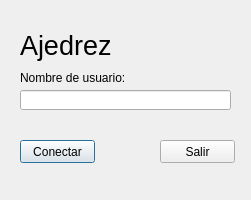
The window that loby.ui (nineteen002/ajedrez) describes before a commit, drawn with Qt 5.
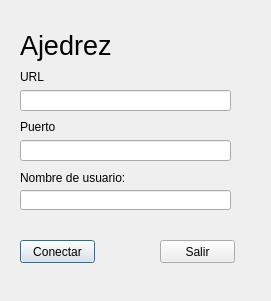
The same window after the commit.

The edit to the form file:
```diff
--- a/loby.ui
+++ b/loby.ui
@@ -6,8 +6,8 @@
    <rect>
     <x>0</x>
     <y>0</y>
-    <width>251</width>
-    <height>200</height>
+    <width>271</width>
+    <height>301</height>
    </rect>
   </property>
   <property name="windowTitle">
@@ -35,7 +35,7 @@
    <property name="geometry">
     <rect>
      <x>20</x>
-     <y>90</y>
+     <y>190</y>
      <width>211</width>
      <height>20</height>
     </rect>
@@ -45,7 +45,7 @@
    <property name="geometry">
     <rect>
      <x>20</x>
-     <y>70</y>
+     <y>170</y>
      <width>131</width>
      <height>16</height>
     </rect>
@@ -70,7 +70,7 @@
    <property name="geometry">
     <rect>
      <x>20</x>
-     <y>140</y>
+     <y>240</y>
      <width>75</width>
      <height>23</height>
     </rect>
@@ -83,7 +83,7 @@
    <property name="geometry">
     <rect>
      <x>160</x>
-     <y>140</y>
+     <y>240</y>
      <width>75</width>
      <height>23</height>
     </rect>
@@ -92,6 +92,52 @@
     <string>Salir</string>
    </property>
   </widget>
+  <widget class="QLineEdit" name="urlText">
+   <property name="geometry">
+    <rect>
+     <x>20</x>
+     <y>90</y>
+     <width>211</width>
+     <height>21</height>
+    </rect>
+   </property>
+  </widget>
+  <widget class="QLineEdit" name="portText">
+   <property name="geometry">
+    <rect>
+     <x>20</x>
+     <y>140</y>
+     <width>211</width>
+     <height>21</height>
+    </rect>
+   </property>
+  </widget>
+  <widget class="QLabel" name="label_3">
+   <property name="geometry">
+    <rect>
+     <x>20</x>
+     <y>70</y>
+     <width>47</width>
+     <height>13</height>
+    </rect>
+   </property>
+   <property name="text">
+    <string>URL</string>
+   </property>
+  </widget>
+  <widget class="QLabel" name="label_4">
+   <property name="geometry">
+    <rect>
+     <x>20</x>
+     <y>120</y>
+     <width>47</width>
+     <height>13</height>
+    </rect>
+   </property>
+   <property name="text">
+    <string>Puerto</string>
+   </property>
+  </widget>
  </widget>
  <resources/>
  <connections/>
```
